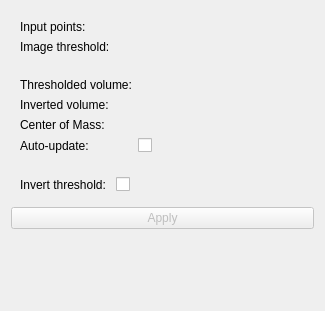
Above: MyFirstExtension/MyFirstModule/Resources/UI/MyFirstModule.ui from DamimiGit96/SlicerExtensionTutorial before the change. Below: the same form after it.
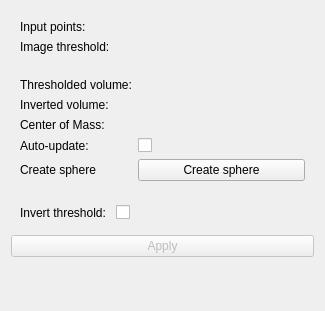
That is the form after the change. Custom widgets are drawn as their Qt base class.

Commit message: Re #5: Part 3 – create and position sphere model between first two points

```diff
--- a/MyFirstExtension/MyFirstModule/Resources/UI/MyFirstModule.ui
+++ b/MyFirstExtension/MyFirstModule/Resources/UI/MyFirstModule.ui
@@ -182,6 +182,20 @@
         </property>
        </widget>
       </item>
+      <item row="4" column="0">
+       <widget class="QLabel" name="label_8">
+        <property name="text">
+         <string>Create sphere </string>
+        </property>
+       </widget>
+      </item>
+      <item row="4" column="1">
+       <widget class="QPushButton" name="createSphereButton">
+        <property name="text">
+         <string>Create sphere</string>
+        </property>
+       </widget>
+      </item>
      </layout>
     </widget>
    </item>
```
Left out of the diff: 3 changed lines with no effect on the pictures. The commit also changes 2 other files.
